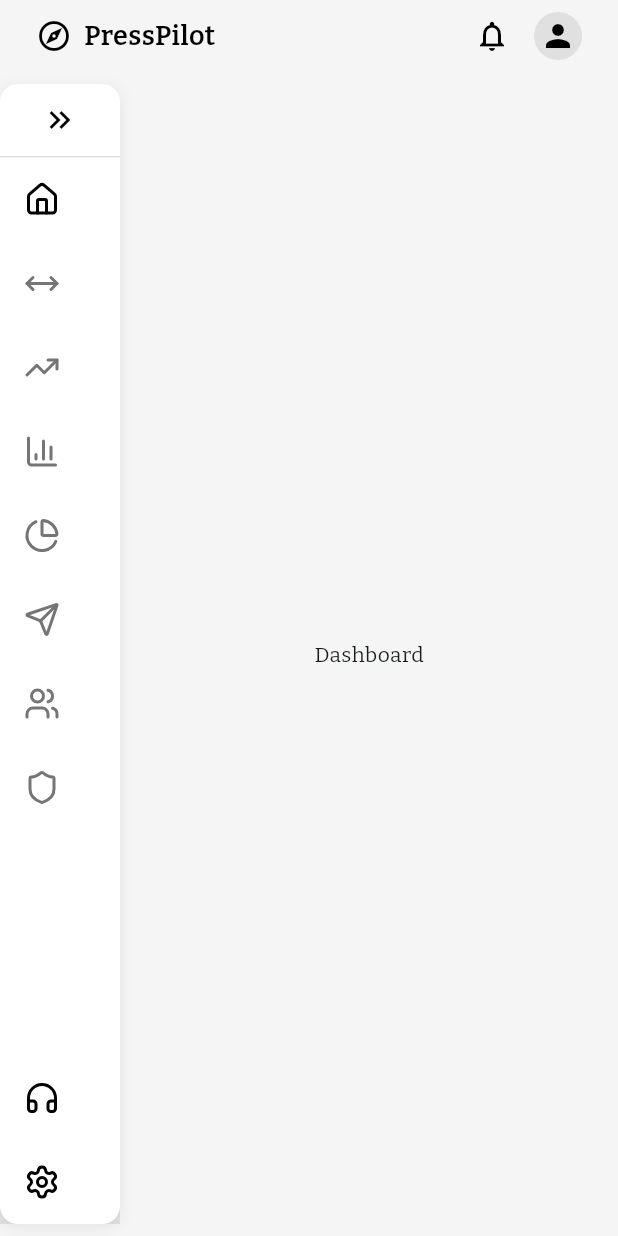
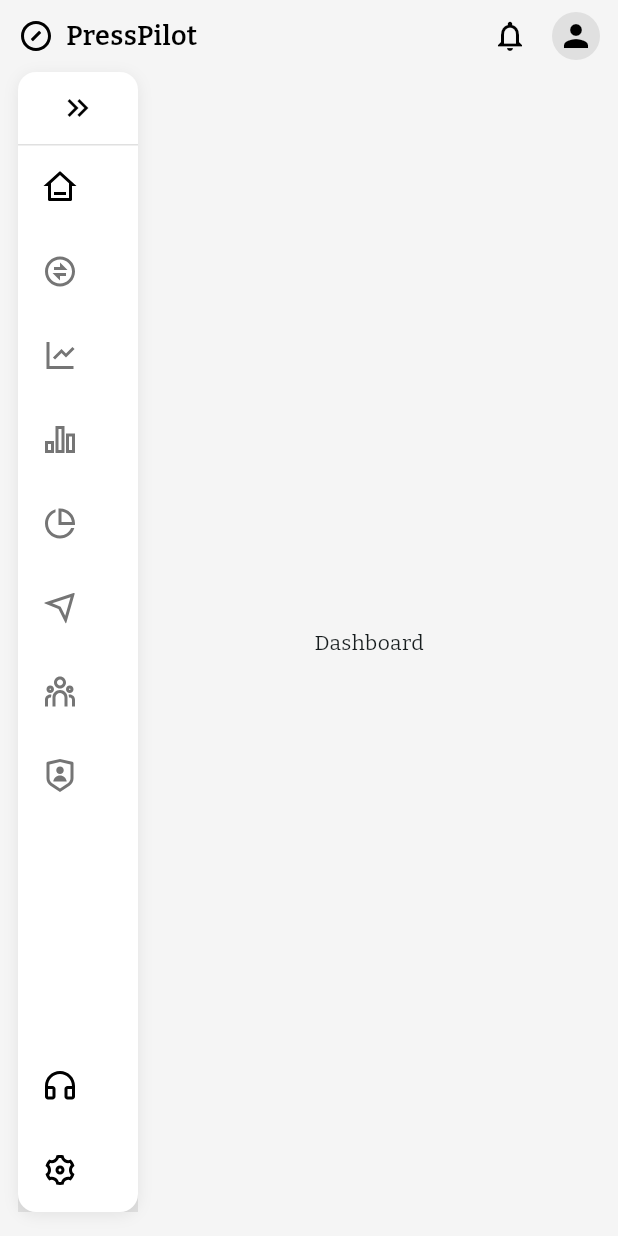
Before and after one commit to DebdaruDG/NewsForg, a Flutter app: the DashboardWrapper screen opened by its route, on a phone screen of 412 x 824 dp. Run offline on Flutter 3.47's test engine with Material 3 defaults, Android fonts, the light colour scheme and no system bars; our stand-ins replace font_awesome_flutter, go_router, lucide_icons, material_design_icons_flutter, remixicon; project files that could hold a hidden picture were left out.

Commit message:
More UI Refinements

```diff
--- a/B2B Portal/lib/model/sidebar_model.dart
+++ b/B2B Portal/lib/model/sidebar_model.dart
@@ -18,55 +18,55 @@ class SidebarItemModel {
 class SidebarItems {
   static List<SidebarItemModel> get topSideBarItems => [
     SidebarItemModel(
-      icon: DashboardLucideIcons.home,
+      icon: DashboardRemixIcons.home,
       label: 'Overview',
       screen: AppScreen.dashboard,
     ),
     SidebarItemModel(
-      icon: DashboardLucideIcons.trade,
+      icon: DashboardRemixIcons.trade,
       label: 'Content',
       screen: AppScreen.content,
     ),
     SidebarItemModel(
-      icon: DashboardLucideIcons.earn,
+      icon: DashboardRemixIcons.earn,
       label: 'Reviews',
       screen: AppScreen.reviews,
     ),
     SidebarItemModel(
-      icon: DashboardLucideIcons.reports,
+      icon: DashboardRemixIcons.reports,
       label: 'Schedules',
       screen: AppScreen.schedules,
     ),
     SidebarItemModel(
-      icon: DashboardLucideIcons.analytics,
+      icon: DashboardRemixIcons.analytics,
       label: 'Analytics',
       screen: AppScreen.analytics,
     ),
     SidebarItemModel(
-      icon: DashboardLucideIcons.distribution,
+      icon: DashboardRemixIcons.distribution,
       label: 'Distribution',
       screen: AppScreen.distribution,
     ),
     SidebarItemModel(
-      icon: DashboardLucideIcons.userManagement,
+      icon: DashboardRemixIcons.userManagement,
       label: 'User Management',
       screen: AppScreen.users,
     ),
     SidebarItemModel(
-      icon: DashboardLucideIcons.roleManagement,
+      icon: DashboardRemixIcons.roleManagement,
       label: 'Role Management',
       screen: AppScreen.roleManagement,
     ),
   ];
 
-  static const List<SidebarItemModel> bottomSidebarItems = [
+  static List<SidebarItemModel> bottomSidebarItems = [
     SidebarItemModel(
-      icon: DashboardLucideIcons.support,
+      icon: DashboardRemixIcons.support,
       label: 'Support',
       screen: AppScreen.dashboard,
     ),
     SidebarItemModel(
-      icon: DashboardLucideIcons.settings,
+      icon: DashboardRemixIcons.settings,
       label: 'Settings',
       screen: AppScreen.dashboard,
     ),
--- a/B2B Portal/lib/screens/dashboard/dashboard_wrapper.dart
+++ b/B2B Portal/lib/screens/dashboard/dashboard_wrapper.dart
@@ -3,6 +3,7 @@ import 'package:go_router/go_router.dart';
 import '../../model/sidebar_model.dart';
 import '../../routes/routes_name.dart';
 import '../../utils/color_palette.dart';
+import '../../utils/icon_constants.dart';
 import '../../utils/textstyles_constant.dart';
 import '../../utils/widgets/generic_pop_up.dart';
 
@@ -40,7 +41,9 @@ class _DashboardWrapperState extends State<DashboardWrapper> {
 
     return Scaffold(
       backgroundColor: DashboardColors.cardBackground, // Base canvas color
-      body: Column(
+      body: Container(
+        padding: const EdgeInsets.symmetric(horizontal: 12, vertical: 8),
+        child: Column(
           children: [
             // Navbar
             _navBar(popupIconKey),
@@ -50,7 +53,11 @@ class _DashboardWrapperState extends State<DashboardWrapper> {
                 children: [
                   // Sidebar with margin and padding
                   Padding(
-                  padding: const EdgeInsets.only(right: 16, top: 8, bottom: 8),
+                    padding: const EdgeInsets.only(
+                      right: 16,
+                      top: 8,
+                      bottom: 8,
+                    ),
                     child: _sideBarContent(
                       maxSidebarWidth,
                       collapsedSidebarWidth,
@@ -63,11 +70,11 @@ class _DashboardWrapperState extends State<DashboardWrapper> {
             ),
           ],
         ),
+      ),
     );
   }
 
   Widget _navBar(GlobalKey<State<StatefulWidget>> popUpKey) => Container(
-    padding: const EdgeInsets.symmetric(horizontal: 24, vertical: 8),
     color: DashboardColors.cardBackground,
     child: Row(
       mainAxisAlignment: MainAxisAlignment.spaceBetween,
@@ -76,7 +83,8 @@ class _DashboardWrapperState extends State<DashboardWrapper> {
         Row(
           children: [
             const Icon(
-              Icons.explore_outlined,
+              // Icons.explore_outlined,
+              DashboardRemixIcons.compass,
               color: DashboardColors.primaryBlack,
               size: 24,
             ),
--- a/B2B Portal/lib/utils/icon_constants.dart
+++ b/B2B Portal/lib/utils/icon_constants.dart
@@ -115,6 +115,7 @@ class DashboardRemixIcons {
   static const IconData declined = RemixIcons.close_circle_line;
   static const IconData trendingUp = RemixIcons.arrow_up_line;
   static const IconData trendingDown = RemixIcons.arrow_down_line;
+  static const IconData compass = RemixIcons.compass_4_line;
 
   // ✅ New icons for sidebar
   static const IconData analytics = RemixIcons.pie_chart_line;
```
Lines whose indentation alone changed are shown as unchanged.
